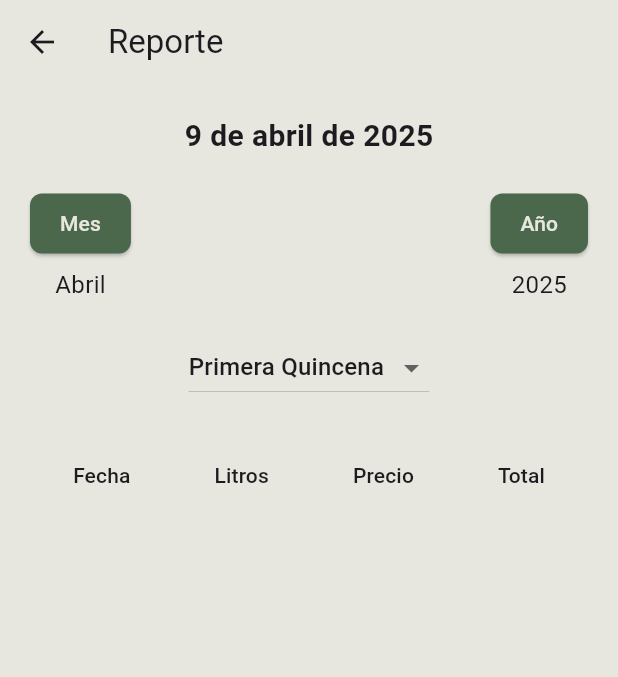
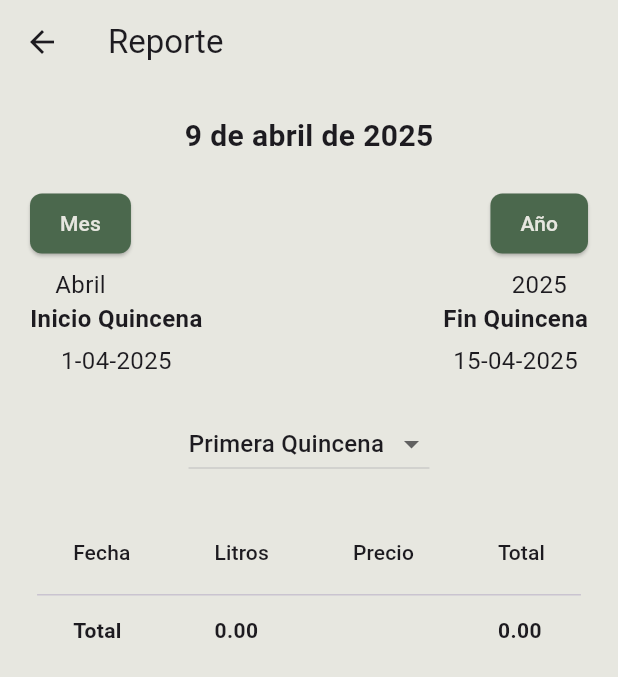
Before and after one commit to Thiago-Jeager/Gestor-Leche, a Flutter app: the ReportScreen screen opened directly, on a phone screen of 412 x 824 dp. Shown: the top 677 px of the screen. Run offline on Flutter 3.47's test engine with Material 3 defaults, Android fonts, the light colour scheme and no system bars; our stand-ins replace get, sqflite, table_calendar; accounts and stored records are empty.

Commit message:
Tabla reporte ultimos detalles

```diff
--- a/lib/view/Register_screen/register_screen.dart
+++ b/lib/view/Register_screen/register_screen.dart
@@ -6,7 +6,6 @@ import 'package:flutter_milk_app/controller/milk_controller.dart';
 import 'package:flutter_milk_app/model/milk_model.dart';
 import 'package:flutter_milk_app/widget/action_button.dart';
 import 'package:flutter_milk_app/widget/calendar_header.dart';
-import 'package:intl/intl.dart';
 //import 'package:flutter_milk_app/widget/button.dart';
 import 'package:table_calendar/table_calendar.dart';
 
--- a/lib/view/Report_screen/report_screen.dart
+++ b/lib/view/Report_screen/report_screen.dart
@@ -111,6 +111,43 @@ class _ReportScreenState extends State<ReportScreen> {
                 ),
               ],
             ),
+            Row(
+              mainAxisAlignment: MainAxisAlignment.spaceBetween,
+              children: [
+                Column(
+                  children: [
+                    const Text(
+                      "Inicio Quincena",
+                      style:
+                          TextStyle(fontSize: 16, fontWeight: FontWeight.bold),
+                    ),
+                    const SizedBox(height: 5),
+                    Text(
+                      selectedQuincena == "Primera Quincena"
+                          ? "1-${selectedMonth.toString().padLeft(2, '0')}-${selectedYear}"
+                          : "16-${selectedMonth.toString().padLeft(2, '0')}-${selectedYear}",
+                      style: const TextStyle(fontSize: 16),
+                    ),
+                  ],
+                ),
+                Column(
+                  children: [
+                    const Text(
+                      "Fin Quincena",
+                      style:
+                          TextStyle(fontSize: 16, fontWeight: FontWeight.bold),
+                    ),
+                    const SizedBox(height: 5),
+                    Text(
+                      selectedQuincena == "Primera Quincena"
+                          ? "15-${selectedMonth.toString().padLeft(2, '0')}-${selectedYear}"
+                          : "${DateTime(selectedYear, selectedMonth + 1, 0).day}-${selectedMonth.toString().padLeft(2, '0')}-${selectedYear}",
+                      style: const TextStyle(fontSize: 16),
+                    ),
+                  ],
+                ),
+              ],
+            ),
             const SizedBox(height: 20),
             DropdownButton<String>(
               value: selectedQuincena,
@@ -135,6 +172,7 @@ class _ReportScreenState extends State<ReportScreen> {
               child: _isLoading
                   ? const Center(child: CircularProgressIndicator())
                   : SingleChildScrollView(
+                      physics: const BouncingScrollPhysics(),
                       scrollDirection: Axis.horizontal,
                       child: DataTable(
                         columns: const [
@@ -143,8 +181,8 @@ class _ReportScreenState extends State<ReportScreen> {
                           DataColumn(label: Text('Precio')),
                           DataColumn(label: Text('Total')),
                         ],
-                        rows: _filterData()
-                            .map(
+                        rows: [
+                          ..._filterData().map(
                             (milkModel) => DataRow(
                               cells: [
                                 DataCell(Text(milkModel.fecha)),
@@ -153,8 +191,35 @@ class _ReportScreenState extends State<ReportScreen> {
                                 DataCell(Text(milkModel.total.toString())),
                               ],
                             ),
-                            )
-                            .toList(),
+                          ),
+                          // Fila de totales
+                          DataRow(
+                            cells: [
+                              const DataCell(Text(
+                                'Total',
+                                style: TextStyle(fontWeight: FontWeight.bold),
+                              )),
+                              DataCell(Text(
+                                _filterData()
+                                    .fold<double>(
+                                        0.0, (sum, item) => sum + item.litros)
+                                    .toStringAsFixed(2),
+                                style: const TextStyle(
+                                    fontWeight: FontWeight.bold),
+                              )),
+                              const DataCell(
+                                  Text('')), // Celda vacía para "Precio"
+                              DataCell(Text(
+                                _filterData()
+                                    .fold<double>(
+                                        0.0, (sum, item) => sum + item.total)
+                                    .toStringAsFixed(2),
+                                style: const TextStyle(
+                                    fontWeight: FontWeight.bold),
+                              )),
+                            ],
+                          ),
+                        ],
                       ),
                     ),
             ),
```
Lines whose indentation alone changed are shown as unchanged.
